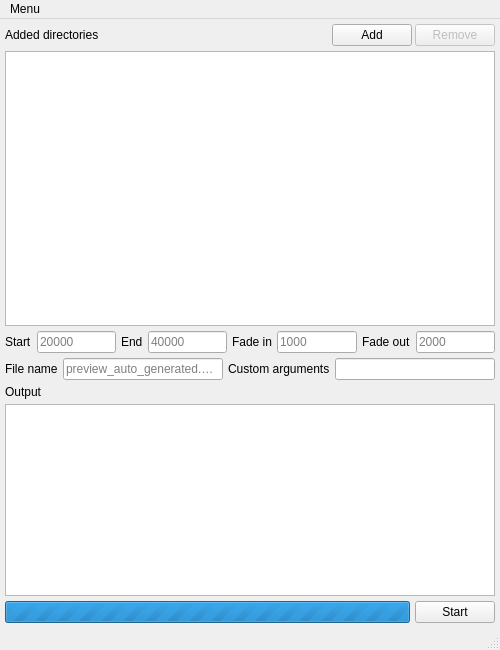
sw2719/bms-preview-generator-gui, file ui/main.ui: the form before one commit.
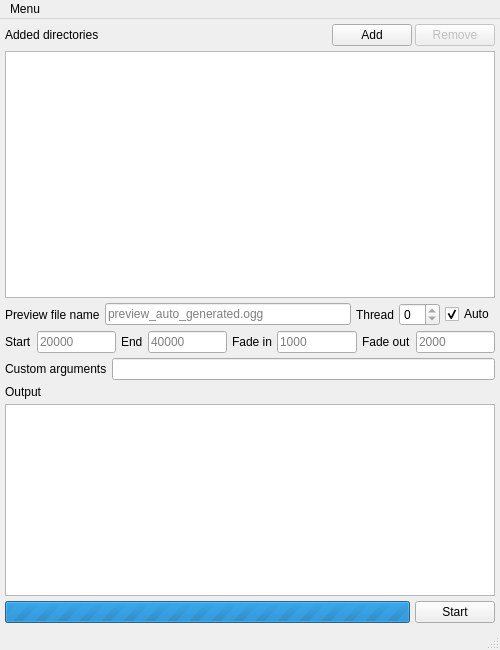
The form after the commit. Custom widgets are drawn as their Qt base class.

Commit message: Add thread option

Patch:
```diff
--- a/ui/main.ui
+++ b/ui/main.ui
@@ -77,6 +77,51 @@
     <item>
      <widget class="DnDListWidget" name="dir_listwidget"/>
     </item>
+    <item>
+     <layout class="QHBoxLayout" name="horizontalLayout_5">
+      <item>
+       <widget class="QLabel" name="label_8">
+        <property name="text">
+         <string>Preview file name</string>
+        </property>
+       </widget>
+      </item>
+      <item>
+       <widget class="QLineEdit" name="filename_edit">
+        <property name="toolTip">
+         <string/>
+        </property>
+        <property name="placeholderText">
+         <string notr="true">preview_auto_generated.ogg</string>
+        </property>
+       </widget>
+      </item>
+      <item>
+       <widget class="QLabel" name="label_9">
+        <property name="text">
+         <string>Thread</string>
+        </property>
+       </widget>
+      </item>
+      <item>
+       <widget class="QSpinBox" name="thread_spinbox">
+        <property name="readOnly">
+         <bool>true</bool>
+        </property>
+       </widget>
+      </item>
+      <item>
+       <widget class="QCheckBox" name="thread_auto_checkbox">
+        <property name="text">
+         <string>Auto</string>
+        </property>
+        <property name="checked">
+         <bool>true</bool>
+        </property>
+       </widget>
+      </item>
+     </layout>
+    </item>
     <item>
      <layout class="QHBoxLayout" name="options_layout">
       <item>
@@ -175,23 +220,6 @@
     </item>
     <item>
      <layout class="QHBoxLayout" name="horizontalLayout_3">
-      <item>
-       <widget class="QLabel" name="label_8">
-        <property name="text">
-         <string>File name</string>
-        </property>
-       </widget>
-      </item>
-      <item>
-       <widget class="QLineEdit" name="filename_edit">
-        <property name="toolTip">
-         <string/>
-        </property>
-        <property name="placeholderText">
-         <string notr="true">preview_auto_generated.ogg</string>
-        </property>
-       </widget>
-      </item>
       <item>
        <widget class="QLabel" name="label_7">
         <property name="text">
```
Left out of the diff: 2 changed lines with no effect on the pictures. The commit also changes 2 other files.
